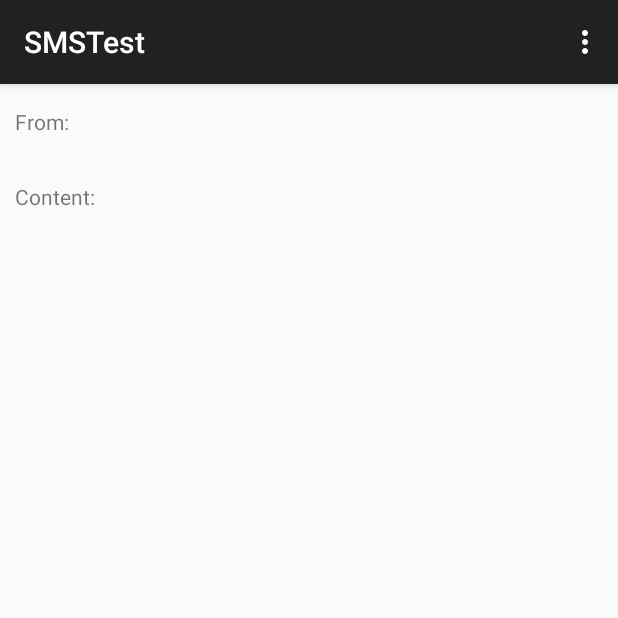
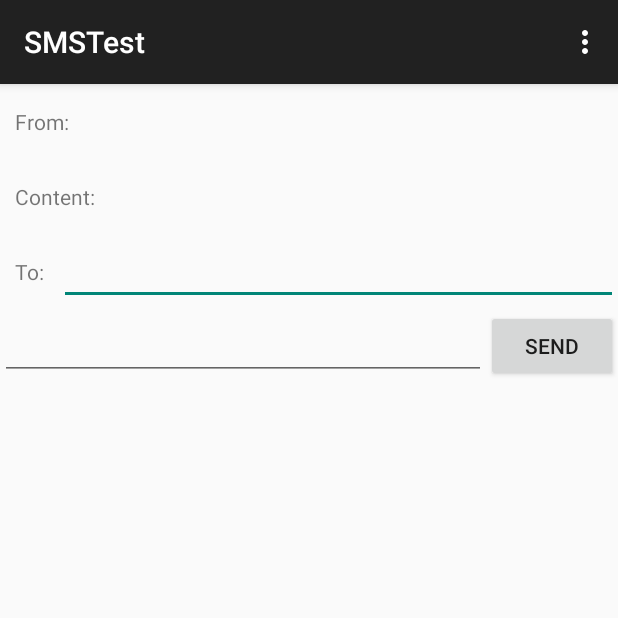
Before and after one commit to natelindev/SMSTest, an Android app: the screen it shows after launch (MainActivity), on a phone screen of 412 x 824 dp, the top half of it. Run offline under Robolectric (Android 15) with nearby library versions, the phone set to English and light mode, and no system bars.

Commit message:
Add the function of the sending SMS.

```diff
--- a/app/src/main/AndroidManifest.xml
+++ b/app/src/main/AndroidManifest.xml
@@ -2,6 +2,7 @@
 <manifest xmlns:android="http://schemas.android.com/apk/res/android"
     package="com.example.lll.smstest" >
     <uses-permission android:name="android.permission.RECEIVE_SMS"/>
+    <uses-permission android:name="android.permission.SEND_SMS"/>
     <application
         android:allowBackup="true"
         android:icon="@mipmap/ic_launcher"
--- a/app/src/main/java/com/example/lll/smstest/MainActivity.java
+++ b/app/src/main/java/com/example/lll/smstest/MainActivity.java
@@ -1,15 +1,21 @@
 package com.example.lll.smstest;
 
+import android.app.PendingIntent;
 import android.content.BroadcastReceiver;
 import android.content.Context;
 import android.content.Intent;
 import android.content.IntentFilter;
 import android.support.v7.app.AppCompatActivity;
 import android.os.Bundle;
+import android.telephony.SmsManager;
 import android.telephony.SmsMessage;
 import android.view.Menu;
 import android.view.MenuItem;
+import android.view.View;
+import android.widget.Button;
+import android.widget.EditText;
 import android.widget.TextView;
+import android.widget.Toast;
 
 import java.util.Objects;
 
@@ -18,6 +24,11 @@ public class MainActivity extends AppCompatActivity {
     private TextView content;
     private IntentFilter receiverFilter;
     private MessageReceiver messageReceiver;
+    private EditText to;
+    private EditText msgInput;
+    private Button send;
+    private IntentFilter sendFilter;
+    private SendStatusReceiver sendStatusReceiver;
 
     @Override
     protected void onCreate(Bundle savedInstanceState) {
@@ -30,12 +41,31 @@ public class MainActivity extends AppCompatActivity {
         receiverFilter.setPriority(100);
         messageReceiver = new MessageReceiver();
         registerReceiver(messageReceiver,receiverFilter);
+        to = (EditText) findViewById(R.id.to);
+        msgInput = (EditText) findViewById(R.id.msg_input);
+        send = (Button) findViewById(R.id.send);
+        send.setOnClickListener(new View.OnClickListener() {
+            @Override
+            public void onClick(View v) {
+                SmsManager smsManager = SmsManager.getDefault();
+                Intent sentIntent = new Intent("SENT_SMS_ACTION");
+                PendingIntent  pi = PendingIntent.getBroadcast(
+                        MainActivity.this,0,sentIntent,0);
+                smsManager.sendTextMessage(to.getText().toString(),null,
+                        msgInput.getText().toString(),null,null);
+            }
+        });
+        sendFilter = new IntentFilter();
+        sendFilter.addAction("SENT_SMS_ACTION");
+        sendStatusReceiver = new SendStatusReceiver();
+        registerReceiver(sendStatusReceiver,sendFilter);
     }
 
     @Override
     public void onDestroy() {
         super.onDestroy();
         unregisterReceiver(messageReceiver);
+        unregisterReceiver(sendStatusReceiver);
     }
     @Override
     public boolean onCreateOptionsMenu(Menu menu) {
@@ -80,4 +110,17 @@ public class MainActivity extends AppCompatActivity {
 
         }
     }
+
+    class SendStatusReceiver extends BroadcastReceiver {
+
+        @Override
+        public void onReceive(Context context,Intent intent){
+            if (getResultCode() == RESULT_OK) {
+                Toast.makeText(context,"Message Sent",Toast.LENGTH_LONG).show();
+            }
+            else {
+                Toast.makeText(context,"Send failed",Toast.LENGTH_LONG).show();
+            }
+        }
+    }
 }
--- a/app/src/main/res/layout/activity_main.xml
+++ b/app/src/main/res/layout/activity_main.xml
@@ -39,4 +39,41 @@
             android:layout_gravity="center_vertical"/>
     </LinearLayout>
 
+    <LinearLayout
+        android:layout_width="match_parent"
+        android:layout_height="50dp">
+
+        <TextView
+            android:layout_width="wrap_content"
+            android:layout_height="wrap_content"
+            android:layout_gravity="center_vertical"
+            android:padding="10dp"
+            android:text="To:"/>
+
+        <EditText
+            android:id="@+id/to"
+            android:layout_width="wrap_content"
+            android:layout_height="wrap_content"
+            android:layout_gravity="center_vertical"
+            android:layout_weight="1" />
+    </LinearLayout>
+
+    <LinearLayout
+        android:layout_width="match_parent"
+        android:layout_height="50dp">
+
+        <EditText
+            android:id="@+id/msg_input"
+            android:layout_width="0dp"
+            android:layout_height="wrap_content"
+            android:layout_gravity="center_vertical"
+            android:layout_weight="1"/>
+
+        <Button
+            android:id="@+id/send"
+            android:layout_width="wrap_content"
+            android:layout_height="wrap_content"
+            android:layout_gravity="center_vertical"
+            android:text="Send"/>
+    </LinearLayout>
 </LinearLayout>
```
